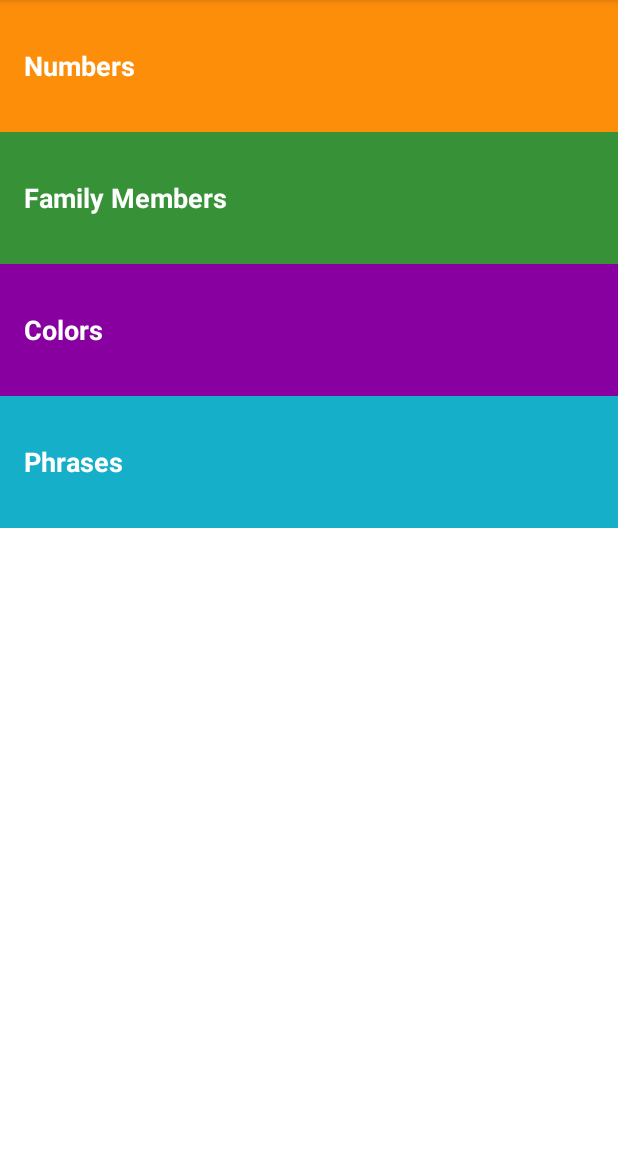
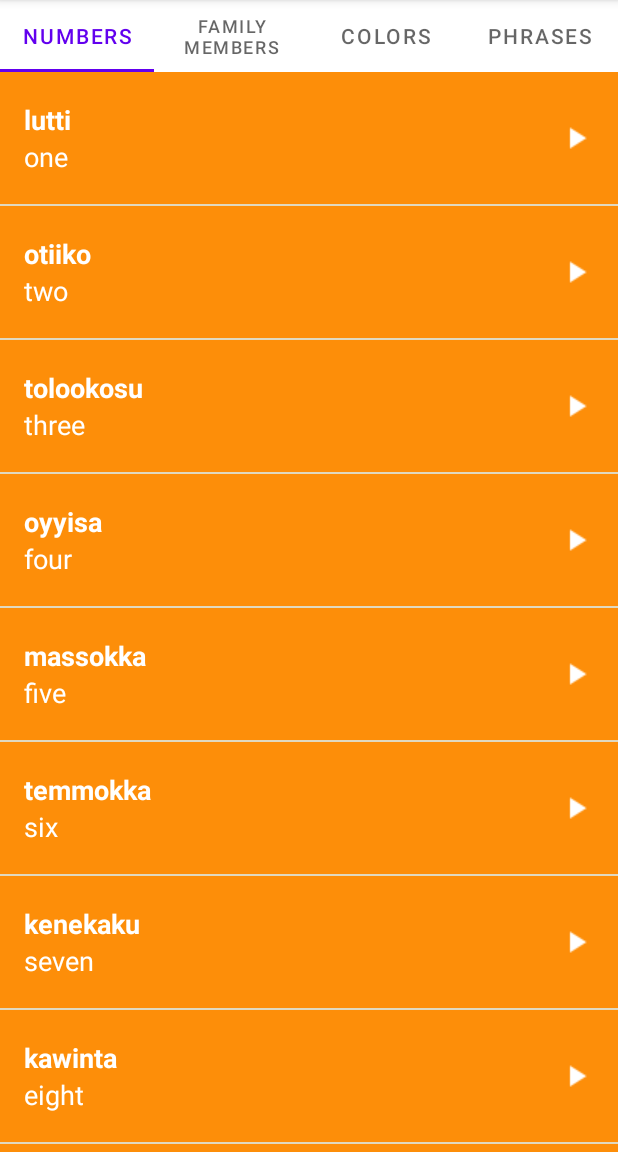
Before and after one commit to anish-cpu/Miwok-Translator-App, an Android app: the screen it shows after launch (MainActivity), on a phone screen of 412 x 824 dp, the part 84-1236 px from its top. Run offline under Robolectric (Android 15) with nearby library versions, the phone set to English and light mode, and no system bars.

Commit message:
Improved UX : Replaced activities with fragments,enabled swapping between fragments using viewpager, added a TabLayout

```diff
--- a/app/build.gradle
+++ b/app/build.gradle
@@ -32,6 +32,9 @@ dependencies {
     implementation 'androidx.appcompat:appcompat:1.2.0'
     implementation 'com.google.android.material:material:1.2.1'
     implementation 'androidx.constraintlayout:constraintlayout:2.0.4'
+    implementation 'androidx.legacy:legacy-support-v4:1.0.0'
+    implementation 'androidx.viewpager:viewpager:1.0.0'
+    implementation 'com.google.android.material:material:1.2.1'
     testImplementation 'junit:junit:4.+'
     androidTestImplementation 'androidx.test.ext:junit:1.1.2'
     androidTestImplementation 'androidx.test.espresso:espresso-core:3.3.0'
--- /dev/null
+++ b/app/src/main/java/android/example/miwok/CategoryAdapter.java
@@ -0,0 +1,46 @@
+package android.example.miwok;
+
+import android.content.Context;
+
+import androidx.annotation.NonNull;
+import androidx.fragment.app.Fragment;
+import androidx.fragment.app.FragmentPagerAdapter;
+import androidx.fragment.app.FragmentManager;
+public class CategoryAdapter extends FragmentPagerAdapter {
+    private Context mContext;
+    public CategoryAdapter(Context context,FragmentManager fm) {
+        super(fm);
+        mContext=context;
+    }
+
+    @Override
+    public Fragment getItem(int position) {
+        if (position == 0) {
+            return new NumbersFragment();
+        } else if (position == 1) {
+            return new FamilyFragment();
+        } else if (position == 2) {
+            return new ColorsFragment();
+        } else {
+            return new PhrasesFragment();
+        }
+    }
+
+    @Override
+    public int getCount() {
+        return 4;
+    }
+    @Override
+    public CharSequence getPageTitle(int position) {
+        if (position == 0) {
+            return mContext.getString(R.string.category_numbers);
+        } else if (position == 1) {
+            return mContext.getString(R.string.category_family);
+        } else if (position == 2) {
+            return mContext.getString(R.string.category_colors);
+        } else {
+            return mContext.getString(R.string.category_phrases);
+        }
+    }
+
+}
--- a/app/src/main/java/android/example/miwok/ColorsActivity.java
+++ b/app/src/main/java/android/example/miwok/FamilyFragment.java
@@ -1,22 +1,25 @@
 package android.example.miwok;
-
-import androidx.appcompat.app.AppCompatActivity;
 
 import android.content.Context;
 import android.media.AudioManager;
 import android.media.MediaPlayer;
 import android.os.Bundle;
+
+import androidx.fragment.app.Fragment;
+
+import android.view.LayoutInflater;
 import android.view.View;
+import android.view.ViewGroup;
 import android.widget.AdapterView;
 import android.widget.ListView;
 
 import java.util.ArrayList;
 
-public class ColorsActivity extends AppCompatActivity {
+
+public class FamilyFragment extends Fragment {
     private MediaPlayer mMediaPlayer;
     /** Handles audio focus when playing a sound file */
     private AudioManager mAudioManager;
-
     /**
      * This listener gets triggered whenever the audio focus changes
      * (i.e., we gain or lose audio focus because of another app or device).
@@ -26,56 +29,77 @@ public class ColorsActivity extends AppCompatActivity {
         public void onAudioFocusChange(int focusChange) {
             if (focusChange == AudioManager.AUDIOFOCUS_LOSS_TRANSIENT ||
                     focusChange == AudioManager.AUDIOFOCUS_LOSS_TRANSIENT_CAN_DUCK) {
+                // The AUDIOFOCUS_LOSS_TRANSIENT case means that we've lost audio focus for a
+                // short amount of time. The AUDIOFOCUS_LOSS_TRANSIENT_CAN_DUCK case means that
+                // our app is allowed to continue playing sound but at a lower volume. We'll treat
+                // both cases the same way because our app is playing short sound files.
 
                 // Pause playback and reset player to the start of the file. That way, we can
                 // play the word from the beginning when we resume playback.
                 mMediaPlayer.pause();
                 mMediaPlayer.seekTo(0);
-            }
-            else if (focusChange == AudioManager.AUDIOFOCUS_GAIN) {
+            } else if (focusChange == AudioManager.AUDIOFOCUS_GAIN) {
                 // The AUDIOFOCUS_GAIN case means we have regained focus and can resume playback.
                 mMediaPlayer.start();
-            }
-            else if (focusChange == AudioManager.AUDIOFOCUS_LOSS) {
+            } else if (focusChange == AudioManager.AUDIOFOCUS_LOSS) {
                 // The AUDIOFOCUS_LOSS case means we've lost audio focus and
                 // Stop playback and clean up resources
                 releaseMediaPlayer();
             }
         }
     };
+    /**
+     * This listener gets triggered when the {@link MediaPlayer} has completed
+     * playing the audio file.
+     */
     private MediaPlayer.OnCompletionListener mCompletionListener = new MediaPlayer.OnCompletionListener() {
         @Override
         public void onCompletion(MediaPlayer mediaPlayer) {
+            // Now that the sound file has finished playing, release the media player resources.
             releaseMediaPlayer();
         }
     };
+    public FamilyFragment() {
+        // Required empty public constructor
+    }
+
+
+
     @Override
-    protected void onCreate(Bundle savedInstanceState) {
+    public void onCreate(Bundle savedInstanceState) {
         super.onCreate(savedInstanceState);
-        setContentView(R.layout.word_list);
+        }
+
+
+    @Override
+    public View onCreateView(LayoutInflater inflater, ViewGroup container,
+                             Bundle savedInstanceState) {
+        // Inflate the layout for this fragment
+        View rootView = inflater.inflate(R.layout.word_list, container, false);
         // Create and setup the {@link AudioManager} to request audio focus
-        mAudioManager = (AudioManager) getSystemService(Context.AUDIO_SERVICE);
+        mAudioManager = (AudioManager) getActivity().getSystemService(Context.AUDIO_SERVICE);
 
         // Create a list of words
-        ArrayList<Word> words = new ArrayList<>();
-        words.add(new Word("red", "weṭeṭṭi",R.drawable.color_red, R.raw.color_red));
-        words.add(new Word("mustard yellow", "chiwiiṭә",R.drawable.color_mustard_yellow, R.raw.color_mustard_yellow));
-        words.add(new Word("dusty yellow", "ṭopiisә",R.drawable.color_dusty_yellow, R.raw.color_dusty_yellow));
-        words.add(new Word("green", "chokokki",R.drawable.color_green, R.raw.color_green));
-        words.add(new Word("brown", "ṭakaakki",R.drawable.color_brown, R.raw.color_brown));
-        words.add(new Word("gray", "ṭopoppi",R.drawable.color_gray, R.raw.color_gray));
-        words.add(new Word("black", "kululli",R.drawable.color_black, R.raw.color_black));
-        words.add(new Word("white", "kelelli",R.drawable.color_white, R.raw.color_white));
+        final ArrayList<Word> words = new ArrayList<>();
+        words.add(new Word("father", "әpә",R.drawable.family_father, R.raw.family_father));
+        words.add(new Word("mother", "әṭa",R.drawable.family_mother, R.raw.family_mother));
+        words.add(new Word("son", "angsi",R.drawable.family_son, R.raw.family_son));
+        words.add(new Word("daughter", "tune",R.drawable.family_daughter, R.raw.family_daughter));
+        words.add(new Word("older brother", "taachi",R.drawable.family_older_brother, R.raw.family_older_brother));
+        words.add(new Word("younger brother", "chalitti",R.drawable.family_younger_brother, R.raw.family_younger_brother));
+        words.add(new Word("older sister", "teṭe",R.drawable.family_older_sister, R.raw.family_older_sister));
+        words.add(new Word("younger sister", "kolliti",R.drawable.family_younger_sister, R.raw.family_younger_sister));
+        words.add(new Word("grandmother ", "ama",R.drawable.family_grandmother, R.raw.family_grandmother));
+        words.add(new Word("grandfather", "paapa",R.drawable.family_grandfather, R.raw.family_grandfather));
 
         // Create an {@link WordAdapter}, whose data source is a list of {@link Word}s. The
         // adapter knows how to create list items for each item in the list.
-        WordAdapter adapter = new WordAdapter(this, words, R.color.category_colors);
+        WordAdapter adapter = new WordAdapter(getActivity(), words,R.color.category_family);
 
         // Find the {@link ListView} object in the view hierarchy of the {@link Activity}.
         // There should be a {@link ListView} with the view ID called list, which is declared in the
         // word_list.xml layout file.
-        ListView listView = (ListView) findViewById(R.id.list);
-
+        ListView listView = (ListView) rootView.findViewById(R.id.list);
 
         // Make the {@link ListView} use the {@link WordAdapter} we created above, so that the
         // {@link ListView} will display list items for each {@link Word} in the list.
@@ -99,7 +123,7 @@ public class ColorsActivity extends AppCompatActivity {
 
                     // Create and setup the {@link MediaPlayer} for the audio resource associated
                     // with the current word
-                    mMediaPlayer = MediaPlayer.create(ColorsActivity.this, word.getmAudioResourceId());
+                    mMediaPlayer = MediaPlayer.create(getActivity(), word.getmAudioResourceId());
 
                     // Start the audio file
                     mMediaPlayer.start();
@@ -110,9 +134,10 @@ public class ColorsActivity extends AppCompatActivity {
                 }
             }
         });
+        return rootView;
     }
     @Override
-    protected void onStop(){
+    public void onStop(){
         super.onStop();
         releaseMediaPlayer();
     }
@@ -135,4 +160,5 @@ public class ColorsActivity extends AppCompatActivity {
             mAudioManager.abandonAudioFocus(mOnAudioFocusChangeListener);
         }
     }
+
 }
--- a/app/src/main/java/android/example/miwok/MainActivity.java
+++ b/app/src/main/java/android/example/miwok/MainActivity.java
@@ -1,11 +1,14 @@
 package android.example.miwok;
 
 import androidx.appcompat.app.AppCompatActivity;
+import androidx.viewpager.widget.ViewPager;
 
 import android.content.Intent;
 import android.os.Bundle;
 import android.view.View;
 import android.widget.TextView;
+
+import com.google.android.material.tabs.TabLayout;
 
 public class MainActivity extends AppCompatActivity {
 
@@ -13,45 +16,22 @@ public class MainActivity extends AppCompatActivity {
     protected void onCreate(Bundle savedInstanceState) {
         super.onCreate(savedInstanceState);
         setContentView(R.layout.activity_main);
+        // Find the view pager that will allow the user to swipe between fragments
+        ViewPager viewPager = (ViewPager) findViewById(R.id.viewpager);
 
-        //on clicking the numbers view
-        TextView numbers = (TextView)findViewById(R.id.numbers);
-        numbers.setOnClickListener(new View.OnClickListener() {
-            @Override
-            public void onClick(View view) {
-                Intent numIntent = new Intent(MainActivity.this,NumbersActivity.class);
-                startActivity(numIntent);
-            }
-        });
+        // Create an adapter that knows which fragment should be shown on each page
+        CategoryAdapter adapter = new CategoryAdapter(this,getSupportFragmentManager());
 
-        //on clicking the colors view
-        TextView colors = (TextView)findViewById(R.id.colors);
-        colors.setOnClickListener(new View.OnClickListener() {
-            @Override
-            public void onClick(View view) {
-                Intent numIntent = new Intent(MainActivity.this,ColorsActivity.class);
-                startActivity(numIntent);
-            }
-        });
+        // Set the adapter onto the view pager
+        viewPager.setAdapter(adapter);
+        // Find the tab layout that shows the tabs
+        TabLayout tabLayout = (TabLayout) findViewById(R.id.tabs);
 
-        //on clicking the family view
-        TextView family = (TextView)findViewById(R.id.family);
-        family.setOnClickListener(new View.OnClickListener() {
-            @Override
-            public void onClick(View view) {
-                Intent numIntent = new Intent(MainActivity.this, FamilyActivity.class);
-                startActivity(numIntent);
-            }
-        });
-
-        //on clicking the phrases view
-        TextView phrases = (TextView)findViewById(R.id.phrases);
-        phrases.setOnClickListener(new View.OnClickListener() {
-            @Override
-            public void onClick(View view) {
-                Intent numIntent = new Intent(MainActivity.this, PhrasesActivity.class);
-                startActivity(numIntent);
-            }
-        });
+        // Connect the tab layout with the view pager. This will
+        //   1. Update the tab layout when the view pager is swiped
+        //   2. Update the view pager when a tab is selected
+        //   3. Set the tab layout's tab names with the view pager's adapter's titles
+        //      by calling onPageTitle()
+        tabLayout.setupWithViewPager(viewPager);
     }
 }
--- a/app/src/main/java/android/example/miwok/FamilyActivity.java
+++ b/app/src/main/java/android/example/miwok/NumbersFragment.java
@@ -1,19 +1,27 @@
 package android.example.miwok;
-
-import androidx.appcompat.app.AppCompatActivity;
 
 import android.content.Context;
 import android.media.AudioManager;
 import android.media.MediaPlayer;
 import android.os.Bundle;
+
+import androidx.fragment.app.Fragment;
+
+import android.view.LayoutInflater;
 import android.view.View;
+import android.view.ViewGroup;
 import android.widget.AdapterView;
 import android.widget.ListView;
+import android.widget.TextView;
 
 import java.util.ArrayList;
 
-public class FamilyActivity extends AppCompatActivity {
+
+public class NumbersFragment extends Fragment {
+
+    /** Handles playback of all the sound files */
     private MediaPlayer mMediaPlayer;
+
     /** Handles audio focus when playing a sound file */
     private AudioManager mAudioManager;
 
@@ -26,57 +34,96 @@ public class FamilyActivity extends AppCompatActivity {
         public void onAudioFocusChange(int focusChange) {
             if (focusChange == AudioManager.AUDIOFOCUS_LOSS_TRANSIENT ||
                     focusChange == AudioManager.AUDIOFOCUS_LOSS_TRANSIENT_CAN_DUCK) {
+                // The AUDIOFOCUS_LOSS_TRANSIENT case means that we've lost audio focus for a
+                // short amount of time. The AUDIOFOCUS_LOSS_TRANSIENT_CAN_DUCK case means that
+                // our app is allowed to continue playing sound but at a lower volume. We'll treat
+                // both cases the same way because our app is playing short sound files.
 
                 // Pause playback and reset player to the start of the file. That way, we can
                 // play the word from the beginning when we resume playback.
                 mMediaPlayer.pause();
                 mMediaPlayer.seekTo(0);
-            }
-            else if (focusChange == AudioManager.AUDIOFOCUS_GAIN) {
+            } else if (focusChange == AudioManager.AUDIOFOCUS_GAIN) {
                 // The AUDIOFOCUS_GAIN case means we have regained focus and can resume playback.
                 mMediaPlayer.start();
-            }
-            else if (focusChange == AudioManager.AUDIOFOCUS_LOSS) {
+            } else if (focusChange == AudioManager.AUDIOFOCUS_LOSS) {
                 // The AUDIOFOCUS_LOSS case means we've lost audio focus and
                 // Stop playback and clean up resources
                 releaseMediaPlayer();
             }
         }
     };
+
+    /**
+     * This listener gets triggered when the {@link MediaPlayer} has completed
+     * playing the audio file.
+     */
     private MediaPlayer.OnCompletionListener mCompletionListener = new MediaPlayer.OnCompletionListener() {
         @Override
         public void onCompletion(MediaPlayer mediaPlayer) {
+            // Now that the sound file has finished playing, release the media player resources.
             releaseMediaPlayer();
         }
     };
+
     @Override
-    protected void onCreate(Bundle savedInstanceState) {
-        super.onCreate(savedInstanceState);
-        setContentView(R.layout.word_list);
+    public void onStop() {
+        super.onStop();
+        // When the activity is stopped, release the media player resources because we won't
+        // be playing any more sounds.
+        releaseMediaPlayer();
+    }
+
+    private void releaseMediaPlayer() {
+        // If the media player is not null, then it may be currently playing a sound.
+        if (mMediaPlayer != null) {
+            // Regardless of the current state of the media player, release its resources
+            // because we no longer need it.
+            mMediaPlayer.release();
+
+            // Set the media player back to null. For our code, we've decided that
+            // setting the media player to null is an easy way to tell that the media player
+            // is not configured to play an audio file at the moment.
+            mMediaPlayer = null;
+            // Regardless of whether or not we were granted audio focus, abandon it. This also
+            // unregisters the AudioFocusChangeListener so we don't get anymore callbacks.
+            mAudioManager.abandonAudioFocus(mOnAudioFocusChangeListener);
+        }
+    }
+    public NumbersFragment() {
+        // Required empty public constructor
+    }
+
+    @Override
+    public View onCreateView(LayoutInflater inflater, ViewGroup container,
+                             Bundle savedInstanceState) {
+        View rootView = inflater.inflate(R.layout.word_list, container, false);
+
         // Create and setup the {@link AudioManager} to request audio focus
-        mAudioManager = (AudioManager) getSystemService(Context.AUDIO_SERVICE);
+        mAudioManager = (AudioManager) getActivity().getSystemService(Context.AUDIO_SERVICE);
 
-        // Create a list of words
+
+        //Create a list of words
         final ArrayList<Word> words = new ArrayList<>();
-        words.add(new Word("father", "әpә",R.drawable.family_father, R.raw.family_father));
-        words.add(new Word("mother", "әṭa",R.drawable.family_mother, R.raw.family_mother));
-        words.add(new Word("son", "angsi",R.drawable.family_son, R.raw.family_son));
-        words.add(new Word("daughter", "tune",R.drawable.family_daughter, R.raw.family_daughter));
-        words.add(new Word("older brother", "taachi",R.drawable.family_older_brother, R.raw.family_older_brother));
-        words.add(new Word("younger brother", "chalitti",R.drawable.family_younger_brother, R.raw.family_younger_brother));
-        words.add(new Word("older sister", "teṭe",R.drawable.family_older_sister, R.raw.family_older_sister));
-        words.add(new Word("younger sister", "kolliti",R.drawable.family_younger_sister, R.raw.family_younger_sister));
-        words.add(new Word("grandmother ", "ama",R.drawable.family_grandmother, R.raw.family_grandmother));
-        words.add(new Word("grandfather", "paapa",R.drawable.family_grandfather, R.raw.family_grandfather));
+        words.add(new Word("one", "lutti",R.drawable.number_one, R.raw.number_one));
+        words.add(new Word("two", "otiiko",R.drawable.number_two, R.raw.number_two));
+        words.add(new Word("three", "tolookosu",R.drawable.number_three, R.raw.number_three));
+        words.add(new Word("four", "oyyisa",R.drawable.number_four, R.raw.number_four));
+        words.add(new Word("five", "massokka",R.drawable.number_five, R.raw.number_five));
+        words.add(new Word("six", "temmokka",R.drawable.number_six, R.raw.number_six));
+        words.add(new Word("seven", "kenekaku",R.drawable.number_seven, R.raw.number_seven));
+        words.add(new Word("eight", "kawinta",R.drawable.number_eight, R.raw.number_eight));
+        words.add(new Word("nine", "wo’e",R.drawable.number_nine, R.raw.number_nine));
+        words.add(new Word("ten", "na’aacha",R.drawable.number_ten, R.raw.number_ten));
 
         // Create an {@link WordAdapter}, whose data source is a list of {@link Word}s. The
         // adapter knows how to create list items for each item in the list.
-        WordAdapter adapter = new WordAdapter(this, words,R.color.category_family);
+        WordAdapter adapter = new WordAdapter(getActivity(), words,R.color.category_numbers);
 
         // Find the {@link ListView} object in the view hierarchy of the {@link Activity}.
         // There should be a {@link ListView} with the view ID called list, which is declared in the
         // word_list.xml layout file.
-        ListView listView = (ListView) findViewById(R.id.list);
+        ListView listView = (ListView) rootView.findViewById(R.id.list);
 
         // Make the {@link ListView} use the {@link WordAdapter} we created above, so that the
         // {@link ListView} will display list items for each {@link Word} in the list.
@@ -100,7 +147,7 @@ public class FamilyActivity extends AppCompatActivity {
 
                     // Create and setup the {@link MediaPlayer} for the audio resource associated
                     // with the current word
-                    mMediaPlayer = MediaPlayer.create(FamilyActivity.this, word.getmAudioResourceId());
+                    mMediaPlayer = MediaPlayer.create(getActivity(), word.getmAudioResourceId());
 
                     // Start the audio file
                     mMediaPlayer.start();
@@ -111,30 +158,6 @@ public class FamilyActivity extends AppCompatActivity {
                 }
             }
         });
-    }
-
-    @Override
-    protected void onStop(){
-        super.onStop();
-        releaseMediaPlayer();
-    }
-    /**
-     * Clean up the media player by releasing its resources.
-     */
-    private void releaseMediaPlayer() {
-        // If the media player is not null, then it may be currently playing a sound.
-        if (mMediaPlayer != null) {
-            // Regardless of the current state of the media player, release its resources
-            // because we no longer need it.
-            mMediaPlayer.release();
-
-            // Set the media player back to null. For our code, we've decided that
-            // setting the media player to null is an easy way to tell that the media player
-            // is not configured to play an audio file at the moment.
-            mMediaPlayer = null;
-            // Regardless of whether or not we were granted audio focus, abandon it. This also
-            // unregisters the AudioFocusChangeListener so we don't get anymore callbacks.
-            mAudioManager.abandonAudioFocus(mOnAudioFocusChangeListener);
-        }
+        return rootView;
     }
 }
--- a/app/src/main/res/layout/activity_main.xml
+++ b/app/src/main/res/layout/activity_main.xml
@@ -5,53 +5,15 @@
     android:layout_width="match_parent"
     android:layout_height="match_parent"
     android:orientation="vertical"
-    tools:context=".MainActivity">
-
-    <FrameLayout
+    android:background="@color/tan_background"
+    tools:context="android.example.miwok.MainActivity">
+    <com.google.android.material.tabs.TabLayout
+        android:id="@+id/tabs"
         android:layout_width="match_parent"
-        android:layout_height="wrap_content"
-        android:background="@color/category_numbers">
-
-        <TextView
-            android:id="@+id/numbers"
-            style="@style/CategoryStyle"
-            android:background="?android:attr/selectableItemBackground"
-            android:text="@string/category_numbers" />
-    </FrameLayout>
-
-    <FrameLayout
+        android:layout_height="wrap_content" />
+    <androidx.viewpager.widget.ViewPager
+        android:id="@+id/viewpager"
         android:layout_width="match_parent"
-        android:layout_height="wrap_content"
-        android:background="@color/category_family">
-        <TextView
-            android:id="@+id/family"
-            style="@style/CategoryStyle"
-            android:background="?android:attr/selectableItemBackground"
-            android:text="@string/category_family" />
-    </FrameLayout>
-
-    <FrameLayout
-        android:layout_width="match_parent"
-        android:layout_height="wrap_content"
-        android:background="@color/category_colors">
-        <TextView
-            android:id="@+id/colors"
-            style="@style/CategoryStyle"
-            android:background="?android:attr/selectableItemBackground"
-            android:text="@string/category_colors" />
-    </FrameLayout>
-
-    <FrameLayout
-        android:layout_width="match_parent"
-        android:layout_height="wrap_content"
-        android:background="@color/category_phrases">
-        <TextView
-            android:id="@+id/phrases"
-            style="@style/CategoryStyle"
-            android:background="?android:attr/selectableItemBackground"
-            android:text="@string/category_phrases" />
-    </FrameLayout>
-
-
+        android:layout_height="match_parent"/>
 
 </LinearLayout>
```
Also changed, not shown: app/src/main/AndroidManifest.xml (+0 -12 lines), app/src/main/java/android/example/miwok/ColorsFragment.java (renamed from app/src/main/java/android/example/miwok/PhrasesActivity.java, +62 -50 lines), app/src/main/java/android/example/miwok/PhrasesFragment.java (renamed from app/src/main/java/android/example/miwok/NumbersActivity.java, +55 -55 lines).
